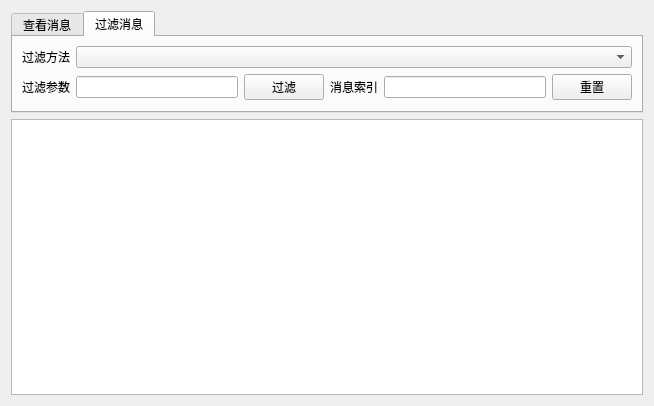
Before: the Qt Designer form partitiondetaildlg.ui in zh5e/kafkacli, drawn with Qt 5.
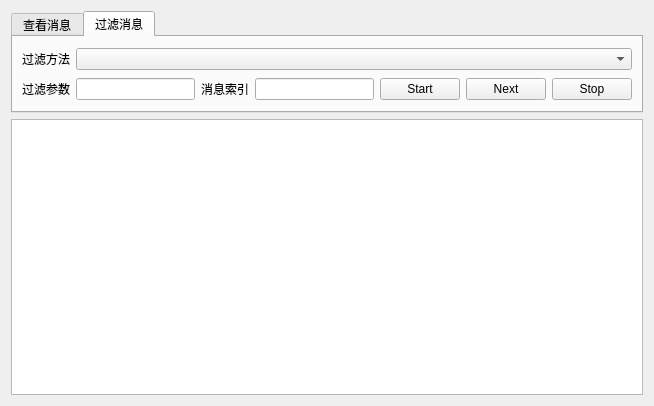
After: the same form once the commit is applied. The open tabs and pages were chosen to show the change.

Commit message: 过滤任务添加next功能

The edit to the form file:
```diff
--- a/partitiondetaildlg.ui
+++ b/partitiondetaildlg.ui
@@ -220,16 +220,6 @@
            </property>
           </widget>
          </item>
-         <item>
-          <widget class="QPushButton" name="filterBtn">
-           <property name="text">
-            <string>过滤</string>
-           </property>
-           <property name="default">
-            <bool>true</bool>
-           </property>
-          </widget>
-         </item>
          <item>
           <widget class="QLabel" name="label_6">
            <property name="text">
@@ -240,10 +230,27 @@
          <item>
           <widget class="QLineEdit" name="filterMessageIndex"/>
          </item>
+         <item>
+          <widget class="QPushButton" name="filterBtn">
+           <property name="text">
+            <string>Start</string>
+           </property>
+           <property name="default">
+            <bool>true</bool>
+           </property>
+          </widget>
+         </item>
+         <item>
+          <widget class="QPushButton" name="nextBtn">
+           <property name="text">
+            <string>Next</string>
+           </property>
+          </widget>
+         </item>
          <item>
           <widget class="QPushButton" name="resetFilterBtn">
            <property name="text">
-            <string>重置</string>
+            <string>Stop</string>
            </property>
           </widget>
          </item>
```
Left out of the diff: 2 changed lines with no effect on the pictures. The commit also changes 3 other files.
